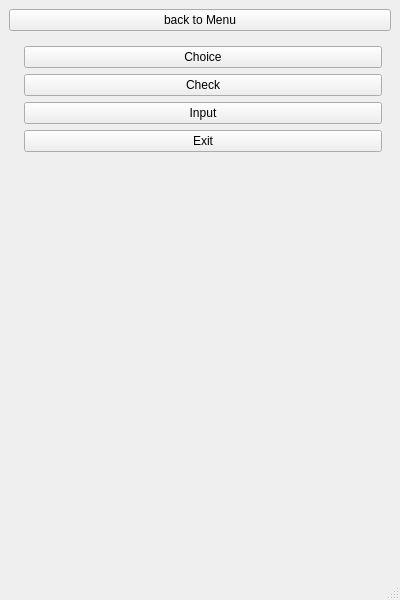
The window that mainwindow.ui (TheEvilRoot/2CourseWork) describes before a commit, drawn with Qt 5.
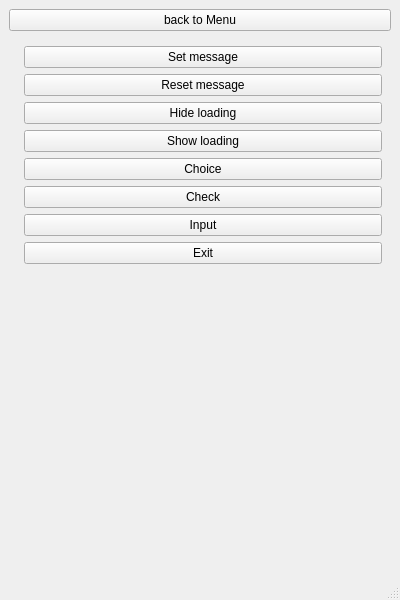
The same window after the commit.

Commit message: Add progress bar and message views

Diff of the .ui file:
```diff
--- a/mainwindow.ui
+++ b/mainwindow.ui
@@ -31,34 +31,62 @@
       </property>
       <widget class="QWidget" name="menuPage">
        <layout class="QFormLayout" name="formLayout_2">
-        <item row="2" column="1">
+        <item row="6" column="1">
          <widget class="QPushButton" name="go2check">
           <property name="text">
            <string>Check</string>
           </property>
          </widget>
         </item>
-        <item row="3" column="1">
+        <item row="7" column="1">
          <widget class="QPushButton" name="go2input">
           <property name="text">
            <string>Input</string>
           </property>
          </widget>
         </item>
-        <item row="4" column="1">
+        <item row="8" column="1">
          <widget class="QPushButton" name="go2exit">
           <property name="text">
            <string>Exit</string>
           </property>
          </widget>
         </item>
-        <item row="1" column="1">
+        <item row="5" column="1">
          <widget class="QPushButton" name="go2choice">
           <property name="text">
            <string>Choice</string>
           </property>
          </widget>
         </item>
+        <item row="4" column="1">
+         <widget class="QPushButton" name="showLoadingButton">
+          <property name="text">
+           <string>Show loading</string>
+          </property>
+         </widget>
+        </item>
+        <item row="3" column="1">
+         <widget class="QPushButton" name="hideLoadingButton">
+          <property name="text">
+           <string>Hide loading</string>
+          </property>
+         </widget>
+        </item>
+        <item row="1" column="1">
+         <widget class="QPushButton" name="setMessageButton">
+          <property name="text">
+           <string>Set message</string>
+          </property>
+         </widget>
+        </item>
+        <item row="2" column="1">
+         <widget class="QPushButton" name="resetMessageButton">
+          <property name="text">
+           <string>Reset message</string>
+          </property>
+         </widget>
+        </item>
        </layout>
       </widget>
       <widget class="QWidget" name="choiceTest">
```
The commit also changes 3 other files.
